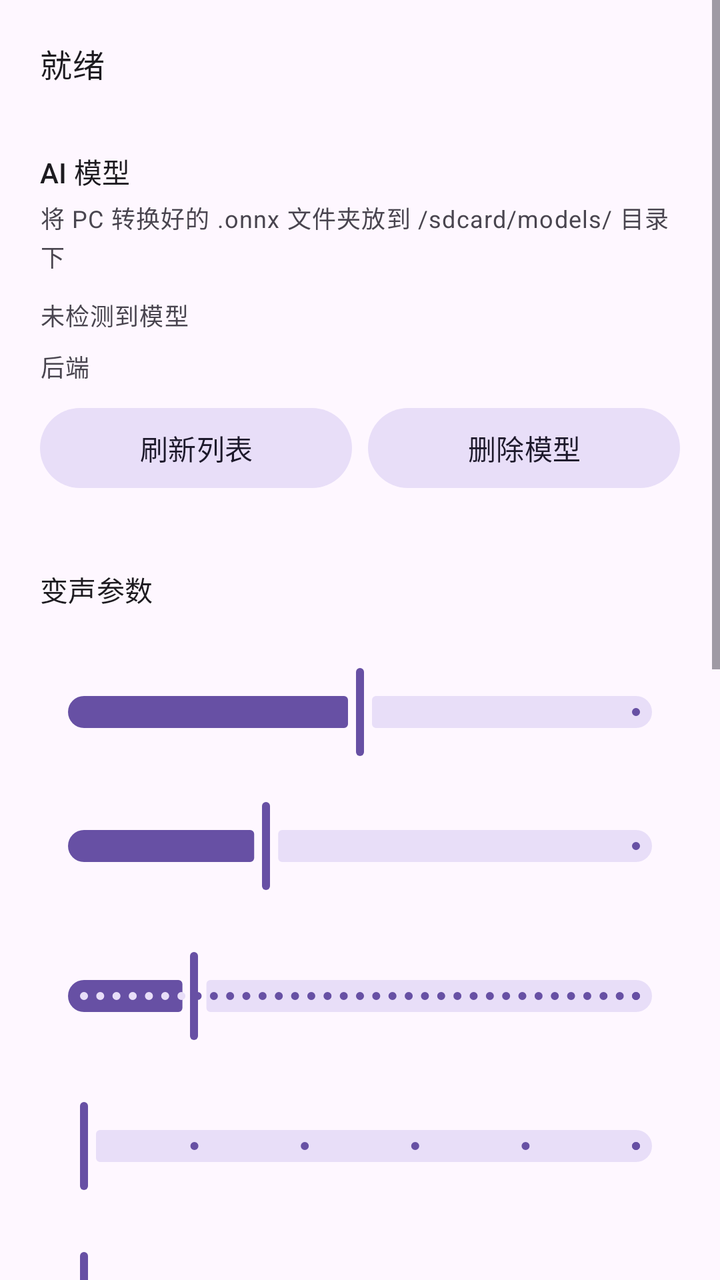
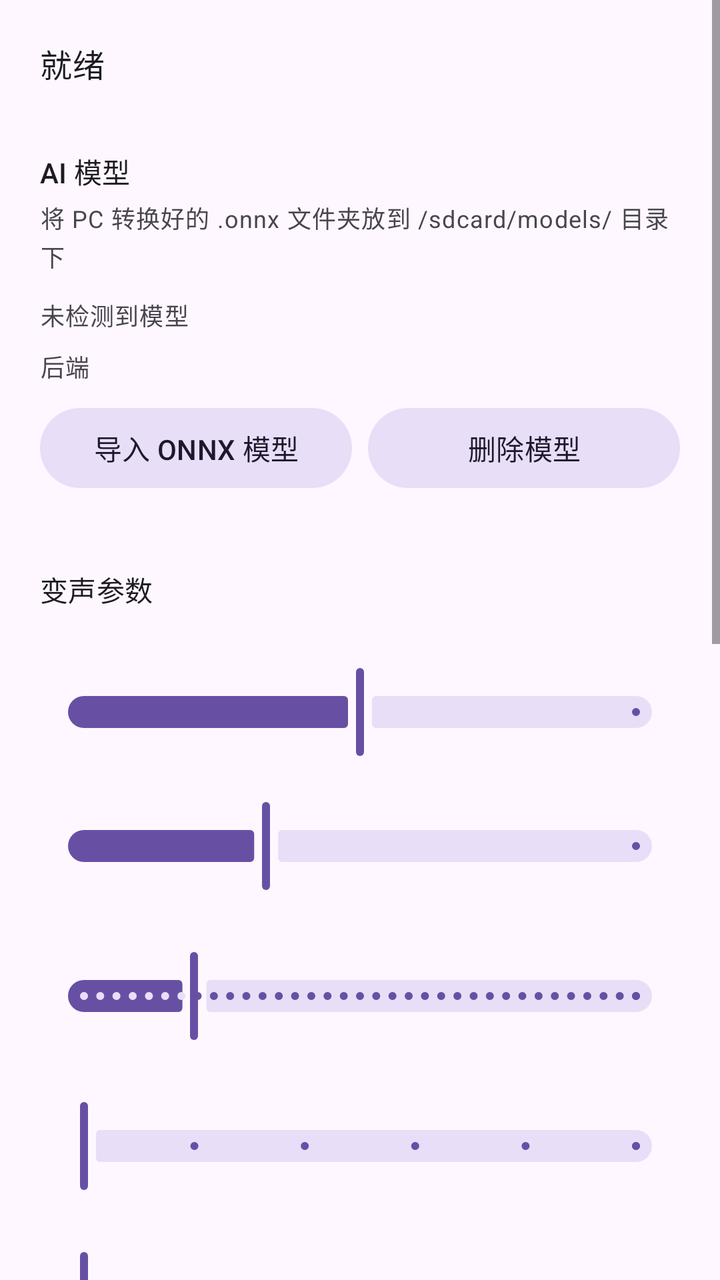

An Android layout rendered at two revisions. The XML below is the earlier revision; the diff shows what the commit changed to produce the second picture.
<!-- AndroidManifest.xml: application theme Theme.VoiceChanger -->
<!-- res/layout/activity_main.xml -->
<?xml version="1.0" encoding="utf-8"?>
<ScrollView xmlns:android="http://schemas.android.com/apk/res/android"
    xmlns:app="http://schemas.android.com/apk/res-auto"
    android:layout_width="match_parent"
    android:layout_height="match_parent"
    android:fillViewport="true">

    <LinearLayout
        android:layout_width="match_parent"
        android:layout_height="wrap_content"
        android:orientation="vertical"
        android:padding="20dp">

        
        <TextView
            android:id="@+id/tvStatus"
            android:layout_width="match_parent"
            android:layout_height="wrap_content"
            android:text="@string/status_idle"
            android:textAppearance="?attr/textAppearanceTitleMedium" />

        

        
        <LinearLayout
            android:id="@+id/aiPanel"
            android:layout_width="match_parent"
            android:layout_height="wrap_content"
            android:layout_marginTop="16dp"
            android:orientation="vertical">

            
            <TextView
                android:layout_width="match_parent"
                android:layout_height="wrap_content"
                android:layout_marginTop="16dp"
                android:text="@string/rvc_model_title"
                android:textAppearance="?attr/textAppearanceTitleSmall" />

            <TextView
                android:id="@+id/tvModelHelp"
                android:layout_width="match_parent"
                android:layout_height="wrap_content"
                android:layout_marginTop="4dp"
                android:text="@string/rvc_help"
                android:textAppearance="?attr/textAppearanceBodySmall"
                android:textColor="?attr/colorOnSurfaceVariant" />

            <com.google.android.material.chip.ChipGroup
                android:id="@+id/modelList"
                android:layout_width="match_parent"
                android:layout_height="wrap_content"
                android:layout_marginTop="8dp"
                app:selectionRequired="true"
                app:singleSelection="true" />

            
            <TextView
                android:id="@+id/tvModelStatus"
                android:layout_width="match_parent"
                android:layout_height="wrap_content"
                android:layout_marginTop="4dp"
                android:text="@string/rvc_no_model"
                android:textAppearance="?attr/textAppearanceBodySmall" />

            <LinearLayout
                android:layout_width="match_parent"
                android:layout_height="wrap_content"
                android:layout_marginTop="8dp"
                android:orientation="horizontal"
                android:gravity="center_vertical">

                <TextView
                    android:layout_width="wrap_content"
                    android:layout_height="wrap_content"
                    android:text="后端 "
                    android:textAppearance="?attr/textAppearanceBodySmall" />

                <com.google.android.material.chip.ChipGroup
                    android:id="@+id/backendSwitch"
                    android:layout_width="0dp"
                    android:layout_height="wrap_content"
                    android:layout_weight="1"
                    app:singleSelection="true" />
            </LinearLayout>

            <LinearLayout
                android:layout_width="match_parent"
                android:layout_height="wrap_content"
                android:layout_marginTop="8dp"
                android:orientation="horizontal">

                <com.google.android.material.button.MaterialButton
                    android:id="@+id/btnRefreshModels"
                    style="@style/Widget.Material3.Button.TonalButton"
                    android:layout_width="0dp"
                    android:layout_height="wrap_content"
                    android:layout_weight="1"
                    android:text="@string/rvc_refresh" />

                <com.google.android.material.button.MaterialButton
                    android:id="@+id/btnDeleteModel"
                    style="@style/Widget.Material3.Button.TonalButton"
                    android:layout_width="0dp"
                    android:layout_height="wrap_content"
                    android:layout_marginStart="8dp"
                    android:layout_weight="1"
                    android:text="@string/rvc_delete" />
            </LinearLayout>

            <TextView
                android:id="@+id/tvBackend"
                android:layout_width="match_parent"
                android:layout_height="wrap_content"
                android:layout_marginTop="4dp"
                android:textAppearance="?attr/textAppearanceBodySmall"
                android:textColor="?attr/colorOnSurfaceVariant" />

            
            <TextView
                android:layout_width="match_parent"
                android:layout_height="wrap_content"
                android:layout_marginTop="16dp"
                android:text="@string/rvc_params"
                android:textAppearance="?attr/textAppearanceTitleSmall" />

            <TextView
                android:id="@+id/tvF0Key"
                android:layout_width="match_parent"
                android:layout_height="wrap_content"
                android:layout_marginTop="8dp" />

            <com.google.android.material.slider.Slider
                android:id="@+id/sliderF0Key"
                android:layout_width="match_parent"
                android:layout_height="wrap_content"
                android:value="0"
                android:valueFrom="-15"
                android:valueTo="15" />

            <TextView
                android:id="@+id/tvProtect"
                android:layout_width="match_parent"
                android:layout_height="wrap_content" />

            <com.google.android.material.slider.Slider
                android:id="@+id/sliderProtect"
                android:layout_width="match_parent"
                android:layout_height="wrap_content"
                android:value="0.33"
                android:valueFrom="0.0"
                android:valueTo="1.0" />

            <TextView
                android:id="@+id/tvLatency"
                android:layout_width="match_parent"
                android:layout_height="wrap_content"
                android:layout_marginTop="8dp" />

            <com.google.android.material.slider.Slider
                android:id="@+id/sliderLatency"
                android:layout_width="match_parent"
                android:layout_height="wrap_content"
                android:value="1"
                android:valueFrom="0"
                android:valueTo="5"
                android:stepSize="0.01" />

            <TextView
                android:id="@+id/tvNoise"
                android:layout_width="match_parent"
                android:layout_height="wrap_content"
                android:layout_marginTop="8dp" />

            <com.google.android.material.slider.Slider
                android:id="@+id/sliderNoise"
                android:layout_width="match_parent"
                android:layout_height="wrap_content"
                android:value="0"
                android:valueFrom="0"
                android:valueTo="5"
                android:stepSize="1" />

            <TextView
                android:id="@+id/tvEq"
                android:layout_width="match_parent"
                android:layout_height="wrap_content"
                android:layout_marginTop="8dp" />

            <com.google.android.material.slider.Slider
                android:id="@+id/sliderEq"
                android:layout_width="match_parent"
                android:layout_height="wrap_content"
                android:value="0"
                android:valueFrom="0"
                android:valueTo="5"
                android:stepSize="1" />

            <TextView
                android:id="@+id/tvNoiseGate"
                android:layout_width="match_parent"
                android:layout_height="wrap_content"
                android:layout_marginTop="8dp" />

            <com.google.android.material.slider.Slider
                android:id="@+id/sliderNoiseGate"
                android:layout_width="match_parent"
                android:layout_height="wrap_content"
                android:value="0"
                android:valueFrom="0"
                android:valueTo="150"
                android:stepSize="1" />

            <LinearLayout
                android:layout_width="match_parent"
                android:layout_height="wrap_content"
                android:layout_marginTop="8dp"
                android:orientation="horizontal">

                <TextView
                    android:layout_width="0dp"
                    android:layout_height="wrap_content"
                    android:layout_weight="1"
                    android:text="输出降噪" />

                <androidx.appcompat.widget.SwitchCompat
                    android:id="@+id/switchDenoise"
                    android:layout_width="wrap_content"
                    android:layout_height="wrap_content" />
            </LinearLayout>

            <LinearLayout
                android:layout_width="match_parent"
                android:layout_height="wrap_content"
                android:orientation="horizontal">

                <TextView
                    android:layout_width="0dp"
                    android:layout_height="wrap_content"
                    android:layout_weight="1"
                    android:text="音域滤波" />

                <androidx.appcompat.widget.SwitchCompat
                    android:id="@+id/switchVocalRange"
                    android:layout_width="wrap_content"
                    android:layout_height="wrap_content" />
            </LinearLayout>

            <TextView
                android:id="@+id/tvIndexPath"
                android:layout_width="match_parent"
                android:layout_height="wrap_content"
                android:layout_marginTop="8dp"
                android:text="索引: 未选择"
                android:textAppearance="?attr/textAppearanceBodySmall" />

            <com.google.android.material.button.MaterialButton
                android:id="@+id/btnSelectIndex"
                style="@style/Widget.Material3.Button.TonalButton"
                android:layout_width="match_parent"
                android:layout_height="wrap_content"
                android:text="选择索引文件" />

            <TextView
                android:id="@+id/tvIndexRate"
                android:layout_width="match_parent"
                android:layout_height="wrap_content"
                android:layout_marginTop="8dp" />

            <com.google.android.material.slider.Slider
                android:id="@+id/sliderIndexRate"
                android:layout_width="match_parent"
                android:layout_height="wrap_content"
                android:value="0"
                android:valueFrom="0"
                android:valueTo="1"
                android:stepSize="0.01" />

            <com.google.android.material.button.MaterialButton
                android:id="@+id/btnFloat"
                style="@style/Widget.Material3.Button.TonalButton"
                android:layout_width="match_parent"
                android:layout_height="wrap_content"
                android:layout_marginTop="12dp"
                android:text="启动悬浮麦克风" />

            <com.google.android.material.button.MaterialButton
                android:id="@+id/btnCloud"
                style="@style/Widget.Material3.Button.TonalButton"
                android:layout_width="match_parent"
                android:layout_height="wrap_content"
                android:layout_marginTop="8dp"
                android:text="在线变声 (云端API)" />

            <com.google.android.material.button.MaterialButton
                android:id="@+id/btnRvcRealtime"
                android:layout_width="match_parent"
                android:layout_height="wrap_content"
                android:layout_marginTop="16dp"
                android:enabled="false"
                android:text="@string/rvc_start" />

            <TextView
                android:id="@+id/tvRvcResult"
                android:layout_width="match_parent"
                android:layout_height="wrap_content"
                android:layout_marginTop="8dp"
                android:textAppearance="?attr/textAppearanceBodySmall"
                android:textIsSelectable="true" />
        </LinearLayout>

    </LinearLayout>
</ScrollView>
<!-- resources referenced by this layout -->
<resources>
  <string name="rvc_delete">删除模型</string>
  <string name="rvc_help">将 PC 转换好的 .onnx 文件夹放到 /sdcard/models/ 目录下</string>
  <string name="rvc_model_title">AI 模型</string>
  <string name="rvc_no_model">未检测到模型</string>
  <string name="rvc_params">变声参数</string>
  <string name="rvc_refresh">刷新列表</string>
  <string name="rvc_start">开始 AI 实时变声</string>
  <string name="status_idle">就绪</string>
  <style name="Theme.VoiceChanger" parent="Theme.Material3.DayNight.NoActionBar" />
</resources>

<!-- the commit's change to res/layout/activity_main.xml (unified diff, before → after) -->
@@ -91,12 +91,12 @@
                 android:orientation="horizontal">
 
                 <com.google.android.material.button.MaterialButton
-                    android:id="@+id/btnRefreshModels"
+                    android:id="@+id/btnImportOnnx"
                     style="@style/Widget.Material3.Button.TonalButton"
                     android:layout_width="0dp"
                     android:layout_height="wrap_content"
                     android:layout_weight="1"
-                    android:text="@string/rvc_refresh" />
+                    android:text="导入 ONNX 模型" />
 
                 <com.google.android.material.button.MaterialButton
                     android:id="@+id/btnDeleteModel"
@@ -293,6 +293,14 @@
                 android:text="在线变声 (云端API)" />
 
             <com.google.android.material.button.MaterialButton
+                android:id="@+id/btnLocalConvert"
+                style="@style/Widget.Material3.Button.TonalButton"
+                android:layout_width="match_parent"
+                android:layout_height="wrap_content"
+                android:enabled="false"
+                android:text="转换本地音频" />
+
+            <com.google.android.material.button.MaterialButton
                 android:id="@+id/btnRvcRealtime"
                 android:layout_width="match_parent"
                 android:layout_height="wrap_content"
<!-- resource entries referenced after the edit -->
@@ -5,7 +5,6 @@
   <string name="rvc_model_title">AI 模型</string>
   <string name="rvc_no_model">未检测到模型</string>
   <string name="rvc_params">变声参数</string>
-  <string name="rvc_refresh">刷新列表</string>
   <string name="rvc_start">开始 AI 实时变声</string>
   <string name="status_idle">就绪</string>
   <style name="Theme.VoiceChanger" parent="Theme.Material3.DayNight.NoActionBar" />
